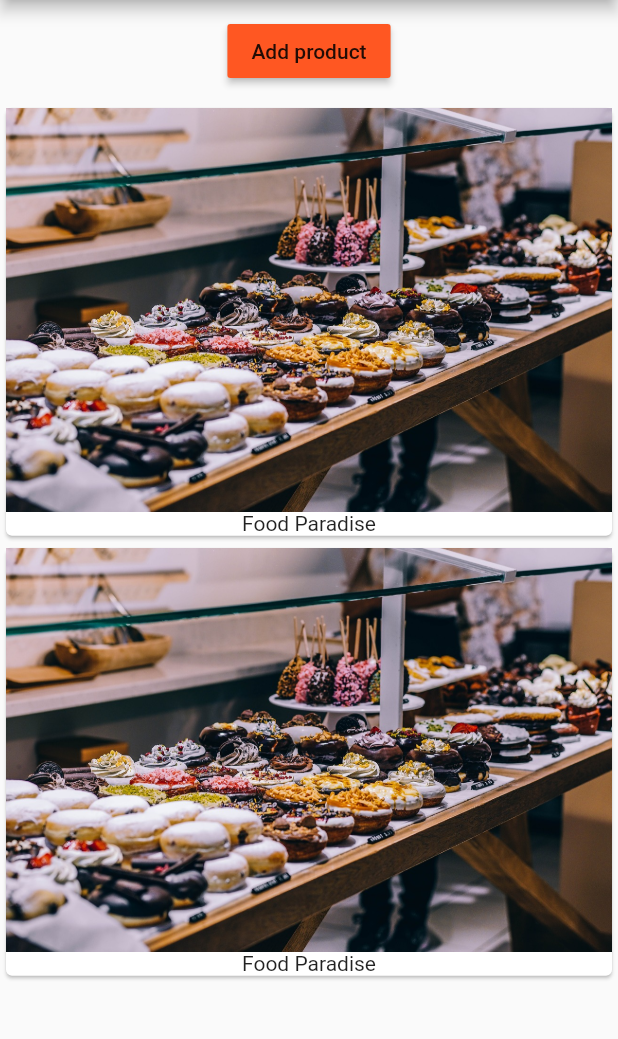
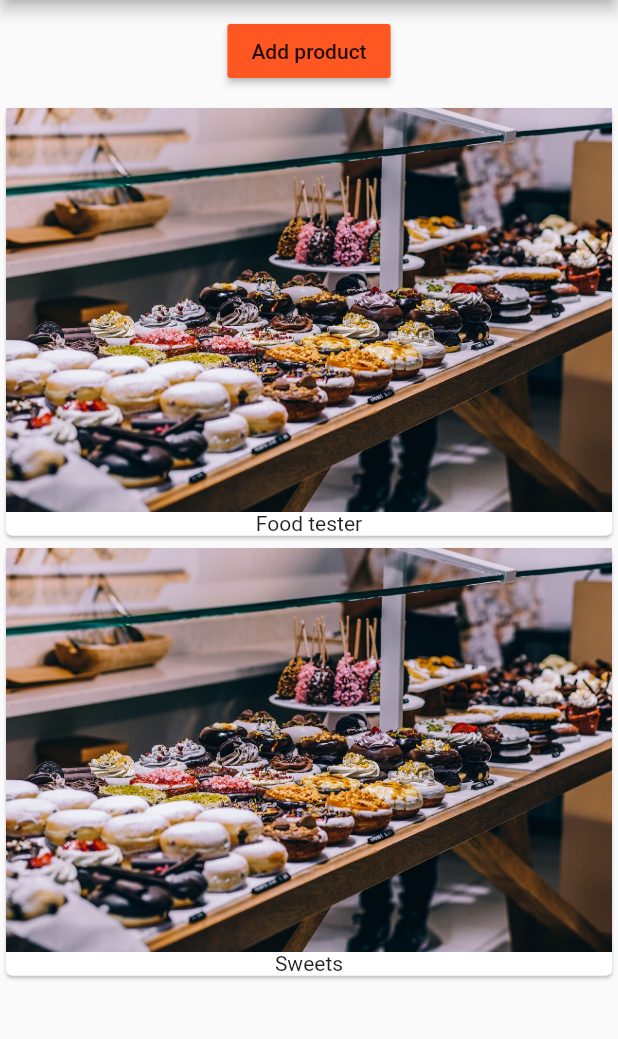
Before and after one commit to kostyaVyrodov/flutter-playground, a Flutter app: the screen it shows after launch, after a tap on "Add product", on a phone screen of 412 x 824 dp, the part 84-1123 px from its top. Run offline on Flutter 3.47's test engine with Material 2 defaults, Android fonts, the phone set to English and light mode, and no system bars.

```diff
--- a/lib/product_manager.dart
+++ b/lib/product_manager.dart
@@ -48,7 +48,9 @@ class _ProductManagerState extends State<ProductManager> {
           child: ProductControll(_addProduct),
           margin: EdgeInsets.all(10.0),
         ),
-        Products(_products),
+        Expanded(
+          child: Products(_products),
+        ),
       ],
     );
   }
--- a/lib/products.dart
+++ b/lib/products.dart
@@ -11,19 +11,18 @@ class Products extends StatelessWidget {
   @override
   Widget build(BuildContext context) {
     print('[Products Widget] build()');
-    return Column(
-      children: products
-          .map(
-            (el) => Card(
-                  child: Column(
-                    children: [
-                      Image.asset('assets/food.jpg'),
-                      Text('Food Paradise')
-                    ],
-                  ),
-                ),
-          )
-          .toList(),
+    return ListView.builder(
+      itemBuilder: (BuildContext context, int index) {
+        return Card(
+          child: Column(
+            children: [
+              Image.asset('assets/food.jpg'),
+              Text(products[index]),
+            ],
+          ),
+        );
+      },
+      itemCount: products.length,
     );
   }
 }
```
Also changed, not shown: 1 other file.
